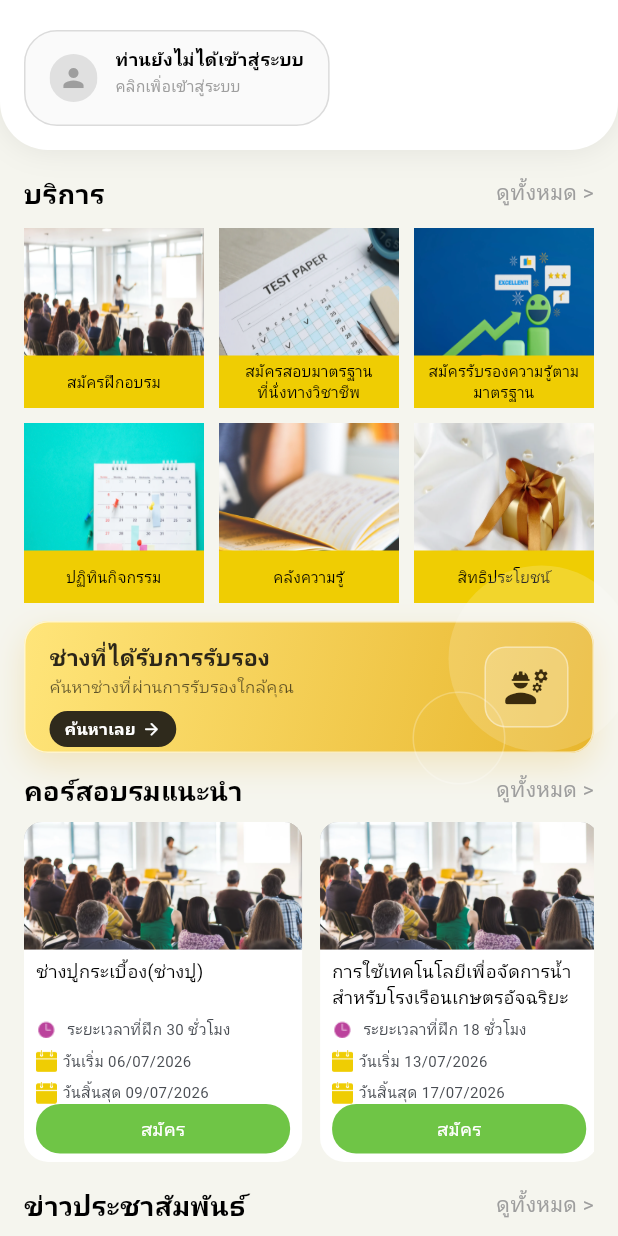
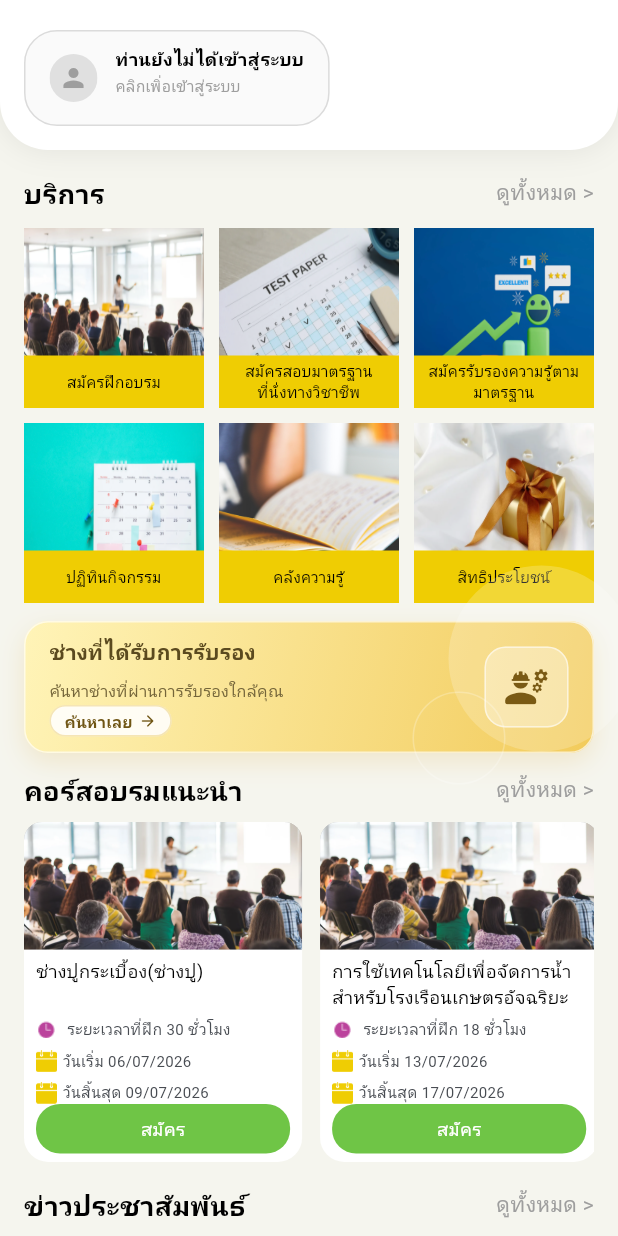
Before and after one commit to webuilddeveloper/dsd_2026_mobile, a Flutter app: the HomePage screen opened directly with empty values, on a phone screen of 412 x 824 dp. Run offline on Flutter 3.47's test engine with Material 3 defaults, Android fonts, the phone set to English and light mode, and no system bars; our stand-ins replace app_links, carousel_slider, dio, flutter_html, flutter_secure_storage, fluttertoast and 10 more; missing offline and left inert: background_downloader, flutter_line_sdk, screen_protector, syncfusion_flutter_core, syncfusion_flutter_pdfviewer; accounts and stored records are empty; network calls fail; Roboto replaces fonts that are missing (Kanit).

Commit message:
Update ปุ่มค้นหา

```diff
--- a/lib/home.dart
+++ b/lib/home.dart
@@ -539,14 +539,14 @@ class HomePageState extends State<HomePage>
           gradient: const LinearGradient(
             begin: Alignment.topLeft,
             end: Alignment.bottomRight,
-            colors: [Color(0xFFFFE57A), Color(0xFFE8B62D)],
+            colors: [Color(0xFFFFF4B8), Color(0xFFF2CB5B)],
           ),
           border: Border.all(color: Colors.white.withOpacity(.65), width: 1),
           boxShadow: [
             BoxShadow(
-              color: const Color(0xFFE0A81F).withOpacity(.22),
-              blurRadius: 18,
-              offset: const Offset(0, 8),
+              color: const Color(0xFFD8A32B).withOpacity(.18),
+              blurRadius: 14,
+              offset: const Offset(0, 6),
             ),
           ],
         ),
@@ -560,7 +560,7 @@ class HomePageState extends State<HomePage>
                 width: 124,
                 height: 124,
                 decoration: BoxDecoration(
-                  color: Colors.white.withOpacity(.16),
+                  color: Colors.white.withOpacity(.20),
                   shape: BoxShape.circle,
                 ),
               ),
@@ -584,33 +584,33 @@ class HomePageState extends State<HomePage>
               child: Container(
                 width: 56,
                 decoration: BoxDecoration(
-                  color: Colors.white.withOpacity(.20),
+                  color: Colors.white.withOpacity(.34),
                   borderRadius: BorderRadius.circular(14),
-                  border: Border.all(color: Colors.white.withOpacity(.40)),
+                  border: Border.all(color: Colors.white.withOpacity(.56)),
                 ),
                 child: const Icon(
                   Icons.engineering_rounded,
                   size: 31,
-                  color: Color(0xFF3B2B0D),
+                  color: Color(0xFF7A5A14),
                 ),
               ),
             ),
             Padding(
-              padding: const EdgeInsets.fromLTRB(16, 12, 84, 12),
+              padding: const EdgeInsets.fromLTRB(16, 10, 84, 10),
               child: Row(
                 children: [
                   Expanded(
                     child: Column(
-                      mainAxisAlignment: MainAxisAlignment.center,
+                      mainAxisAlignment: MainAxisAlignment.spaceBetween,
                       crossAxisAlignment: CrossAxisAlignment.start,
                       children: [
                         const Text(
                           "ช่างที่ได้รับการรับรอง",
                           style: TextStyle(
                             fontFamily: "Kanit",
-                            fontSize: 15,
+                            fontSize: 14,
                             fontWeight: FontWeight.w700,
-                            color: Color(0xFF2C2618),
+                            color: Color(0xFF5B4A1F),
                           ),
                           maxLines: 1,
                           overflow: TextOverflow.ellipsis,
@@ -620,21 +620,23 @@ class HomePageState extends State<HomePage>
                           "ค้นหาช่างที่ผ่านการรับรองใกล้คุณ",
                           style: TextStyle(
                             fontFamily: "Kanit",
-                            fontSize: 11,
-                            color: Colors.black.withOpacity(.62),
+                            fontSize: 10.5,
+                            color: Color(0xFF75663A),
                           ),
                           maxLines: 1,
                           overflow: TextOverflow.ellipsis,
                         ),
-                        const SizedBox(height: 8),
                         Container(
                           padding: const EdgeInsets.symmetric(
-                            horizontal: 10,
-                            vertical: 4,
+                            horizontal: 9,
+                            vertical: 2,
                           ),
                           decoration: BoxDecoration(
-                            color: const Color(0xFF2F2A1C),
+                            color: Colors.white.withOpacity(.88),
                             borderRadius: BorderRadius.circular(999),
+                            border: Border.all(
+                              color: const Color(0xFFE1B83C).withOpacity(.34),
+                            ),
                           ),
                           child: const Row(
                             mainAxisSize: MainAxisSize.min,
@@ -643,16 +645,16 @@ class HomePageState extends State<HomePage>
                                 "ค้นหาเลย",
                                 style: TextStyle(
                                   fontFamily: "Kanit",
-                                  fontSize: 11,
+                                  fontSize: 10.5,
                                   fontWeight: FontWeight.w600,
-                                  color: Colors.white,
+                                  color: Color(0xFF6F5514),
                                 ),
                               ),
                               SizedBox(width: 4),
                               Icon(
                                 Icons.arrow_forward_rounded,
-                                color: Colors.white,
-                                size: 13,
+                                color: Color(0xFF6F5514),
+                                size: 12,
                               ),
                             ],
                           ),
```
